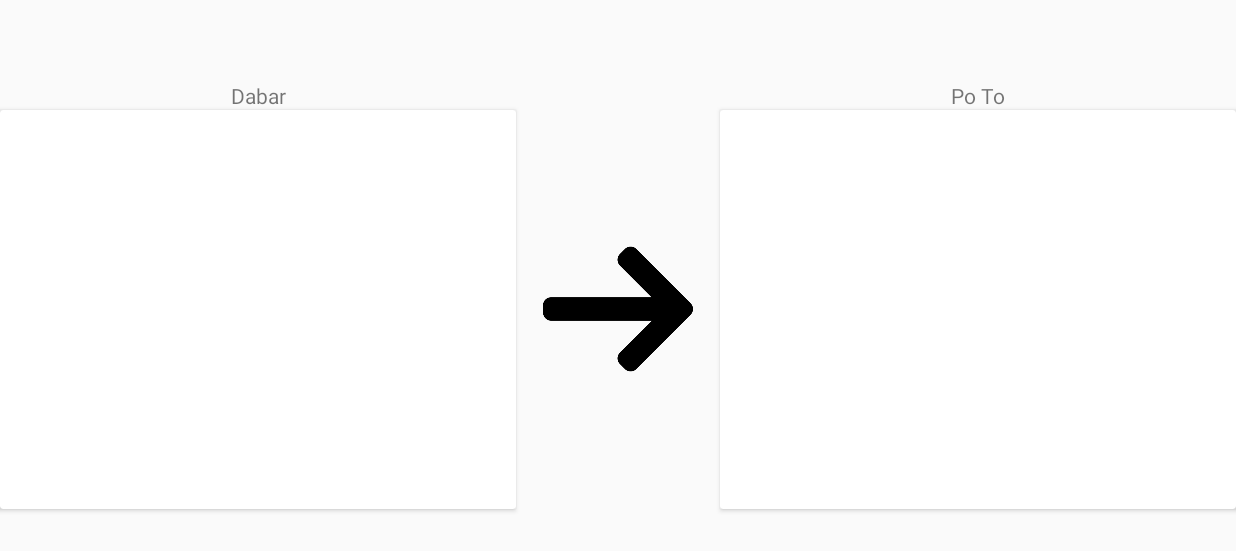
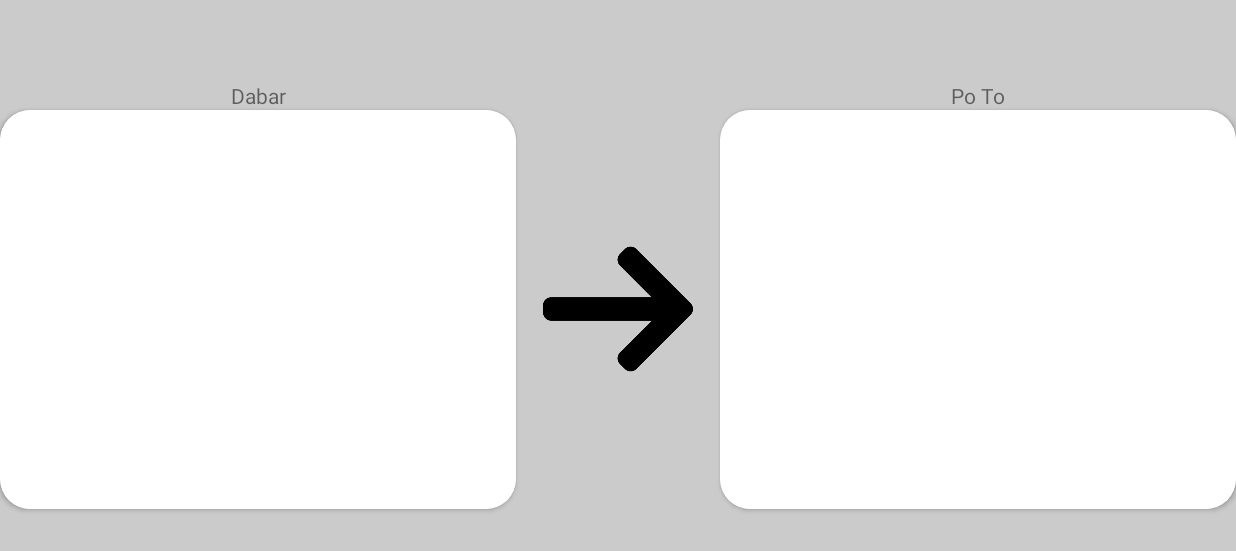
Before and after one commit to augustmik/Kalbu, an Android app: the StoryActivity screen opened directly, with no data from a screen before it, on a phone screen of 824 x 412 dp (held sideways). Shown: the top 551 px of the screen. Run offline under Robolectric (Android 15) with nearby library versions, the phone set to English and light mode, and no system bars; our stand-ins replace Dagger/Hilt's generated code, data binding.

Commit message:
added dimming to stories

```diff
--- a/app/src/main/res/layout/activity_selection.xml
+++ b/app/src/main/res/layout/activity_selection.xml
@@ -58,6 +58,7 @@
         <androidx.core.widget.NestedScrollView
             android:layout_width="match_parent"
             android:layout_height="match_parent"
+            android:background="@color/colorItemBackground"
             app:layout_behavior="com.google.android.material.appbar.AppBarLayout$ScrollingViewBehavior">
 
             <androidx.fragment.app.FragmentContainerView
--- a/app/src/main/res/layout/activity_story.xml
+++ b/app/src/main/res/layout/activity_story.xml
@@ -14,7 +14,8 @@
     <androidx.constraintlayout.widget.ConstraintLayout
         xmlns:tools="http://schemas.android.com/tools"
         android:layout_width="match_parent"
-        android:layout_height="match_parent">
+        android:layout_height="match_parent"
+        android:background="@color/colorItemBackground">
 
         <TextView
             android:id="@+id/now_tv"
@@ -30,6 +31,7 @@
             android:id="@+id/now_card"
             android:layout_width="@dimen/single_card_width"
             android:layout_height="@dimen/single_card_height"
+            app:cardCornerRadius="@dimen/card_corner_radius"
             app:layout_constraintTop_toTopOf="parent"
             app:layout_constraintBottom_toBottomOf="parent"
             app:layout_constraintStart_toStartOf="parent">
@@ -97,6 +99,7 @@
             android:id="@+id/after_card"
             android:layout_width="@dimen/single_card_width"
             android:layout_height="@dimen/single_card_height"
+            app:cardCornerRadius="@dimen/card_corner_radius"
             app:layout_constraintTop_toTopOf="parent"
             app:layout_constraintBottom_toBottomOf="parent"
             app:layout_constraintEnd_toEndOf="parent">
--- a/app/src/main/res/layout/item_single_card.xml
+++ b/app/src/main/res/layout/item_single_card.xml
@@ -14,7 +14,7 @@
             android:layout_width="@dimen/single_card_width"
             android:layout_height="@dimen/single_card_height"
             android:layout_margin="5dp"
-            app:cardCornerRadius="20dp"
+            app:cardCornerRadius="@dimen/card_corner_radius"
             android:hapticFeedbackEnabled="true">
 
             <androidx.constraintlayout.widget.ConstraintLayout
--- a/app/src/main/res/layout/item_single_category.xml
+++ b/app/src/main/res/layout/item_single_category.xml
@@ -11,7 +11,7 @@
         android:id="@+id/single_card_hitbox"
         android:hapticFeedbackEnabled="true"
         android:layout_margin="5dp"
-        app:cardCornerRadius="20dp"
+        app:cardCornerRadius="@dimen/card_corner_radius"
         android:layout_width="344dp"
         android:layout_height="266dp">
 
--- a/app/src/main/res/values/colors.xml
+++ b/app/src/main/res/values/colors.xml
@@ -4,6 +4,6 @@
     <color name="colorPrimaryDark">#87b4ae</color>
     <color name="colorAccent">#e6b8be</color>
     <color name="colorTitle">#000000</color>
-    <color name="colorItemBackground">#E1E2E1</color>
+    <color name="colorItemBackground">#cacbca</color>
     <color name="colorCards">#FFFFFF</color>
 </resources>
--- a/app/src/main/res/values/dimens.xml
+++ b/app/src/main/res/values/dimens.xml
@@ -14,4 +14,6 @@
 
     <dimen name="delete_card_button_elevation">5dp</dimen>
     <dimen name="main_activity_title_text_size">20sp</dimen>
+
+    <dimen name="card_corner_radius">20dp</dimen>
 </resources>
```
